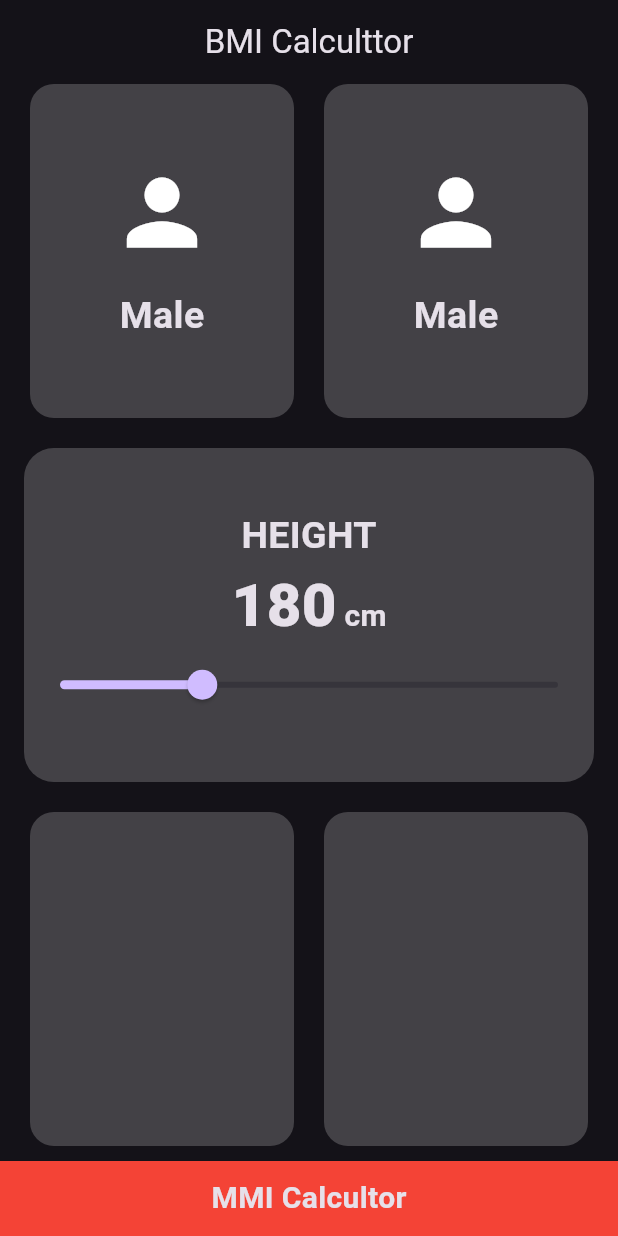
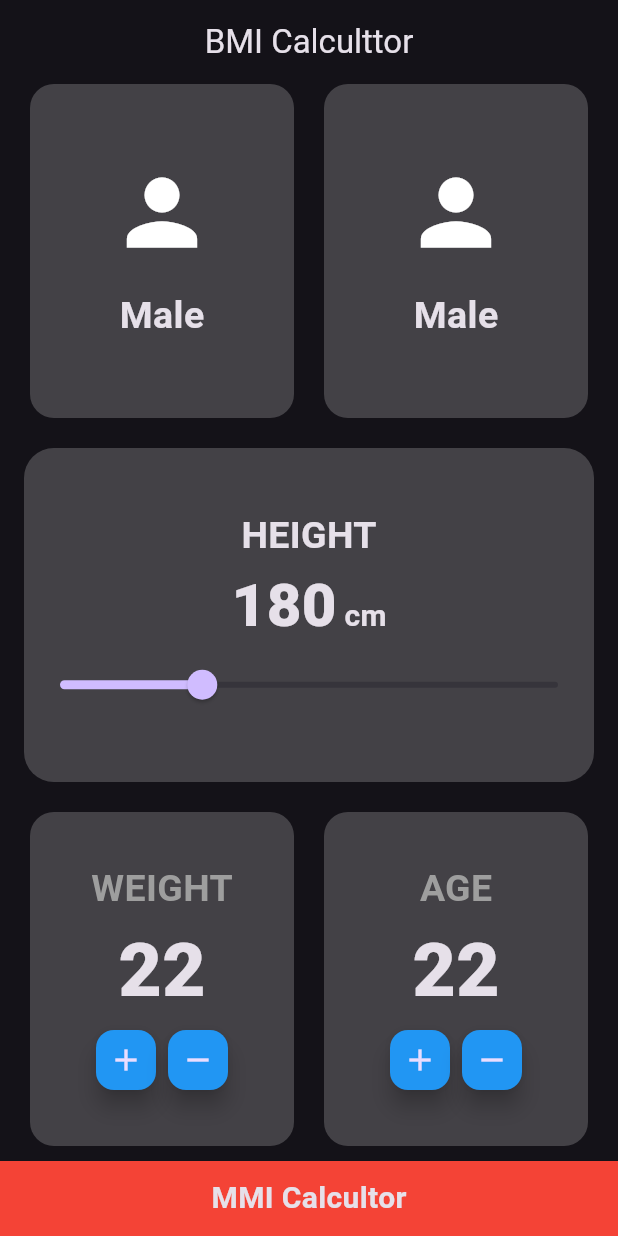
Before and after one commit to ali4hassan9ali2022/BMI_Calcultor, a Flutter app: the screen it shows after launch, on a phone screen of 412 x 824 dp. Run offline on Flutter 3.47's test engine with Material 3 defaults, Android fonts, the phone set to English and light mode, and no system bars.

Commit message:
create custom item

```diff
--- /dev/null
+++ b/lib/Views/Widgets/custom_item.dart
@@ -0,0 +1,49 @@
+import 'package:flutter/material.dart';
+
+class CustomItem extends StatelessWidget {
+  const CustomItem({super.key, required this.title});
+  final String title;
+  @override
+  Widget build(BuildContext context) {
+    return Container(
+      decoration: BoxDecoration(
+        borderRadius: BorderRadius.circular(16),
+        color: Colors.white.withOpacity(0.2),
+      ),
+      child: Column(
+        mainAxisAlignment: MainAxisAlignment.center,
+        children: [
+          Text(
+            title,
+            style: TextStyle(
+              fontSize: 25,
+              fontWeight: FontWeight.bold,
+              color: Colors.grey,
+            ),
+          ),
+          Text(
+            "22",
+            style: TextStyle(fontSize: 50, fontWeight: FontWeight.w900),
+          ),
+          Row(
+            mainAxisAlignment: MainAxisAlignment.center,
+            children: [
+              FloatingActionButton(
+                backgroundColor: Colors.blue,
+                mini: true,
+                onPressed: () {},
+                child: Icon(Icons.add),
+              ),
+              FloatingActionButton(
+                backgroundColor: Colors.blue,
+                mini: true,
+                onPressed: () {},
+                child: Icon(Icons.remove),
+              ),
+            ],
+          ),
+        ],
+      ),
+    );
+  }
+}
--- a/lib/Views/Widgets/height_section.dart
+++ b/lib/Views/Widgets/section_height.dart
@@ -1,9 +1,7 @@
 import 'package:flutter/material.dart';
 
-class HeightSection extends StatelessWidget {
-  const HeightSection({
-    super.key,
-  });
+class SectionHeight extends StatelessWidget {
+  const SectionHeight({super.key});
 
   @override
   Widget build(BuildContext context) {
@@ -20,10 +18,7 @@ class HeightSection extends StatelessWidget {
           children: [
             Text(
               "HEIGHT",
-              style: TextStyle(
-                fontSize: 25,
-                fontWeight: FontWeight.bold,
-              ),
+              style: TextStyle(fontSize: 25, fontWeight: FontWeight.bold),
             ),
             Row(
               mainAxisAlignment: MainAxisAlignment.center,
@@ -32,27 +27,16 @@ class HeightSection extends StatelessWidget {
               children: [
                 Text(
                   "180",
-                  style: TextStyle(
-                    fontSize: 40,
-                    fontWeight: FontWeight.w900,
-                  ),
+                  style: TextStyle(fontSize: 40, fontWeight: FontWeight.w900),
                 ),
                 SizedBox(width: 5),
                 Text(
                   "cm",
-                  style: TextStyle(
-                    fontSize: 20,
-                    fontWeight: FontWeight.bold,
-                  ),
+                  style: TextStyle(fontSize: 20, fontWeight: FontWeight.bold),
                 ),
               ],
             ),
-            Slider(
-              value: 120,
-              min: 80,
-              max: 220,
-              onChanged: (value) {},
-            ),
+            Slider(value: 120, min: 80, max: 220, onChanged: (value) {}),
           ],
         ),
       ),
--- a/lib/Views/home_view.dart
+++ b/lib/Views/home_view.dart
@@ -1,5 +1,6 @@
 import 'package:bmi_calcultor/Views/Widgets/custom_button.dart';
-import 'package:bmi_calcultor/Views/Widgets/height_section.dart';
+import 'package:bmi_calcultor/Views/Widgets/custom_item.dart';
+import 'package:bmi_calcultor/Views/Widgets/section_height.dart';
 import 'package:bmi_calcultor/Views/Widgets/section_gender.dart';
 import 'package:flutter/material.dart';
 
@@ -18,30 +19,16 @@ class HomeView extends StatelessWidget {
         children: [
           Expanded(child: ScetionGender()),
           SizedBox(height: 20),
-          Expanded(child: HeightSection()),
+          Expanded(child: SectionHeight()),
           SizedBox(height: 20),
           Expanded(
             child: Padding(
               padding: const EdgeInsets.symmetric(horizontal: 20),
               child: Row(
                 children: [
-                  Expanded(
-                    child: Container(
-                      decoration: BoxDecoration(
-                        borderRadius: BorderRadius.circular(16),
-                        color: Colors.white.withOpacity(0.2),
-                      ),
-                    ),
-                  ),
+                  Expanded(child: CustomItem(title: "WEIGHT")),
                   SizedBox(width: 20),
-                  Expanded(
-                    child: Container(
-                      decoration: BoxDecoration(
-                        borderRadius: BorderRadius.circular(16),
-                        color: Colors.white.withOpacity(0.2),
-                      ),
-                    ),
-                  ),
+                  Expanded(child: CustomItem(title: "AGE")),
                 ],
               ),
             ),
```
